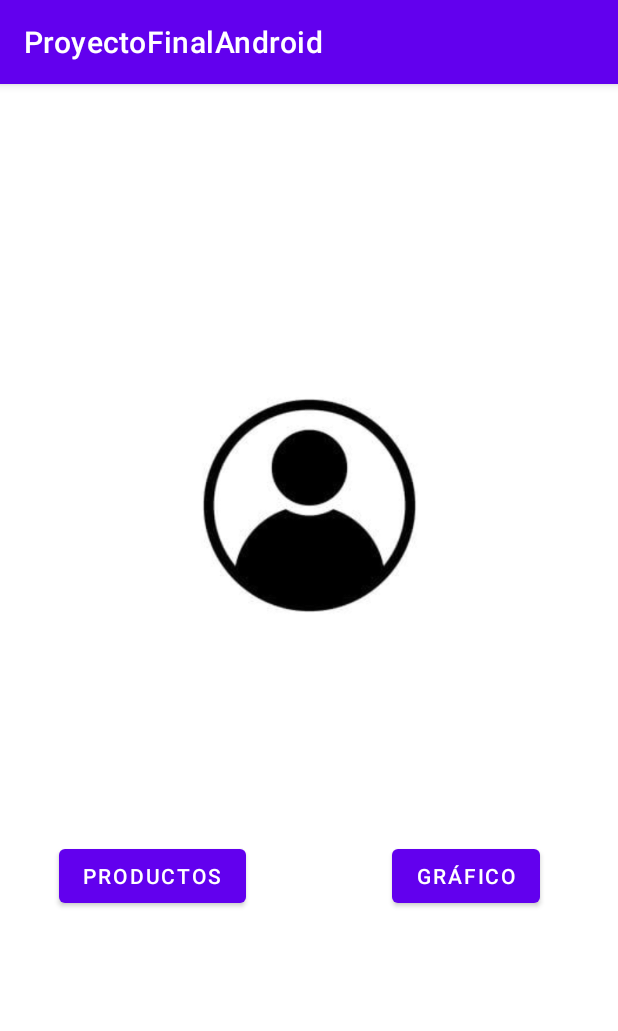
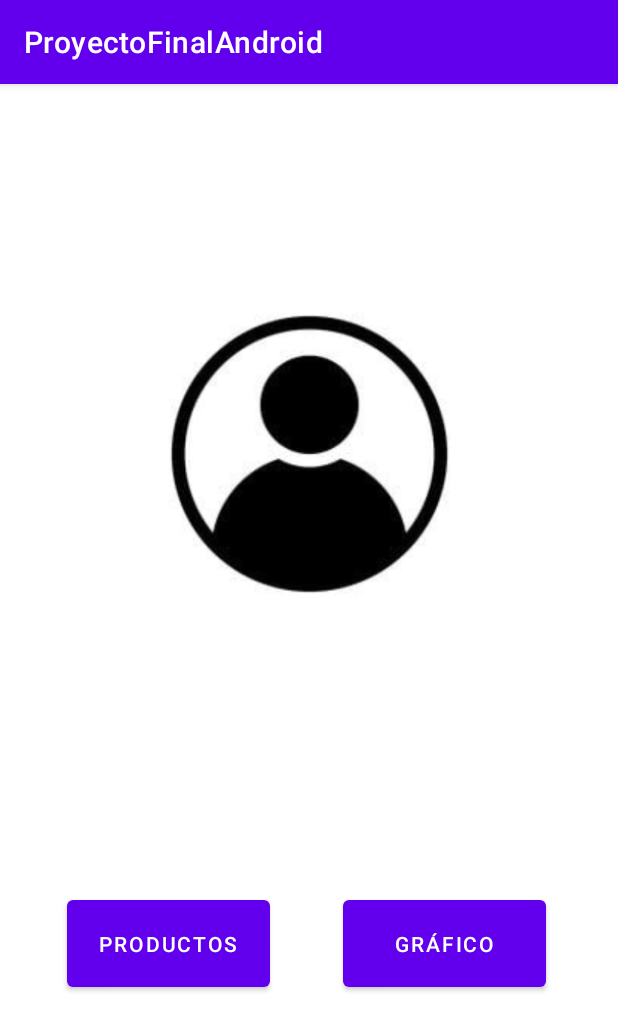
Before and after one commit to Mario999X/ProyectoFinalAndroid, an Android app: the MenuPrincipalActivity screen opened directly, with no data from a screen before it, on a phone screen of 412 x 824 dp. Shown: the top 1031 px of the screen. Run offline under Robolectric (Android 15) with nearby library versions, the phone set to English and light mode, and no system bars.

Commit message:
Pequeño cambio en la interfaz.

```diff
--- a/app/src/main/res/layout/activity_main.xml
+++ b/app/src/main/res/layout/activity_main.xml
@@ -14,7 +14,8 @@
         android:layout_marginTop="68dp"
         android:layout_marginEnd="177dp"
         android:text="Ikeo"
-        android:textSize="60sp"
+        android:textSize="70dp"
+        android:textStyle="bold|italic"
         app:layout_constraintEnd_toEndOf="parent"
         app:layout_constraintHorizontal_bias="0.49"
         app:layout_constraintStart_toStartOf="parent"
--- a/app/src/main/res/layout/activity_menu_principal.xml
+++ b/app/src/main/res/layout/activity_menu_principal.xml
@@ -7,33 +7,34 @@
 
     <ImageView
         android:id="@+id/imagenUsuario"
-        android:layout_width="295dp"
-        android:layout_height="282dp"
+        android:layout_width="367dp"
+        android:layout_height="424dp"
         android:src="@drawable/avatar"
         app:layout_constraintBottom_toBottomOf="parent"
         app:layout_constraintEnd_toEndOf="parent"
         app:layout_constraintStart_toStartOf="parent"
         app:layout_constraintTop_toTopOf="parent"
-        app:layout_constraintVertical_bias="0.288" />
+        app:layout_constraintVertical_bias="0.1" />
 
     <Button
         android:id="@+id/btnProductos"
-        android:layout_width="wrap_content"
-        android:layout_height="wrap_content"
-        android:layout_marginBottom="216dp"
+        android:layout_width="135dp"
+        android:layout_height="70dp"
+        android:layout_marginStart="44dp"
+        android:layout_marginBottom="160dp"
         android:onClick="verLista"
         android:text="Productos"
         app:layout_constraintBottom_toBottomOf="parent"
         app:layout_constraintEnd_toStartOf="@+id/btnGrafico"
-        app:layout_constraintHorizontal_bias="0.288"
+        app:layout_constraintHorizontal_bias="0.019"
         app:layout_constraintStart_toStartOf="parent" />
 
     <Button
         android:id="@+id/btnGrafico"
-        android:layout_width="wrap_content"
-        android:layout_height="wrap_content"
-        android:layout_marginEnd="52dp"
-        android:layout_marginBottom="216dp"
+        android:layout_width="135dp"
+        android:layout_height="70dp"
+        android:layout_marginEnd="48dp"
+        android:layout_marginBottom="160dp"
         android:text="Gráfico"
         app:layout_constraintBottom_toBottomOf="parent"
         app:layout_constraintEnd_toEndOf="parent" />
```
